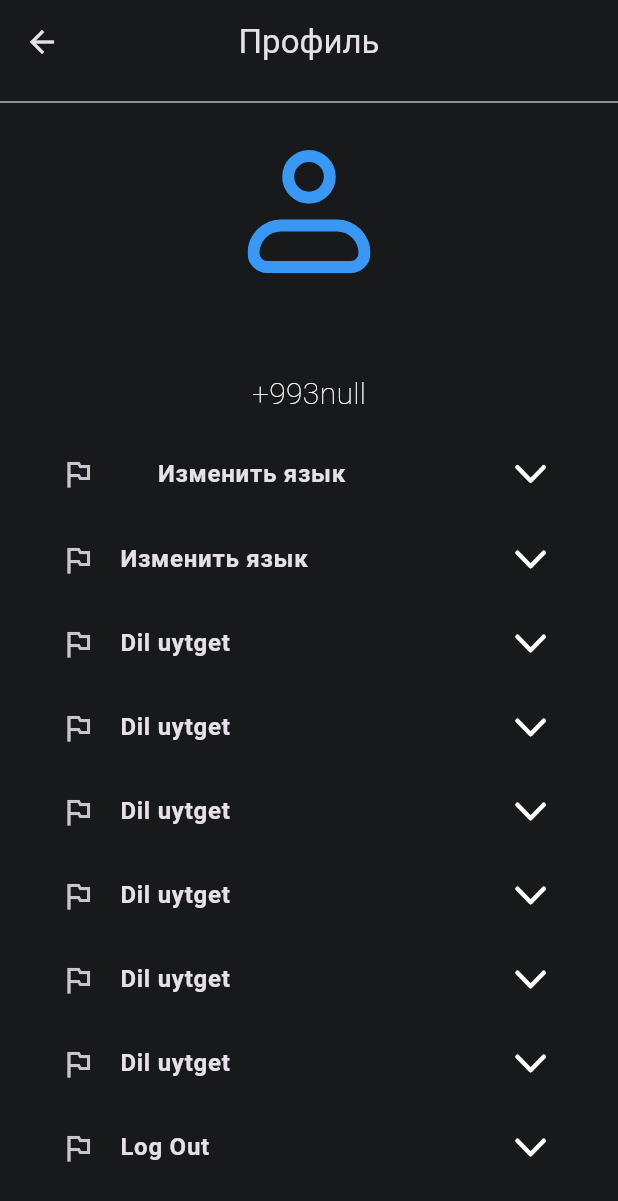
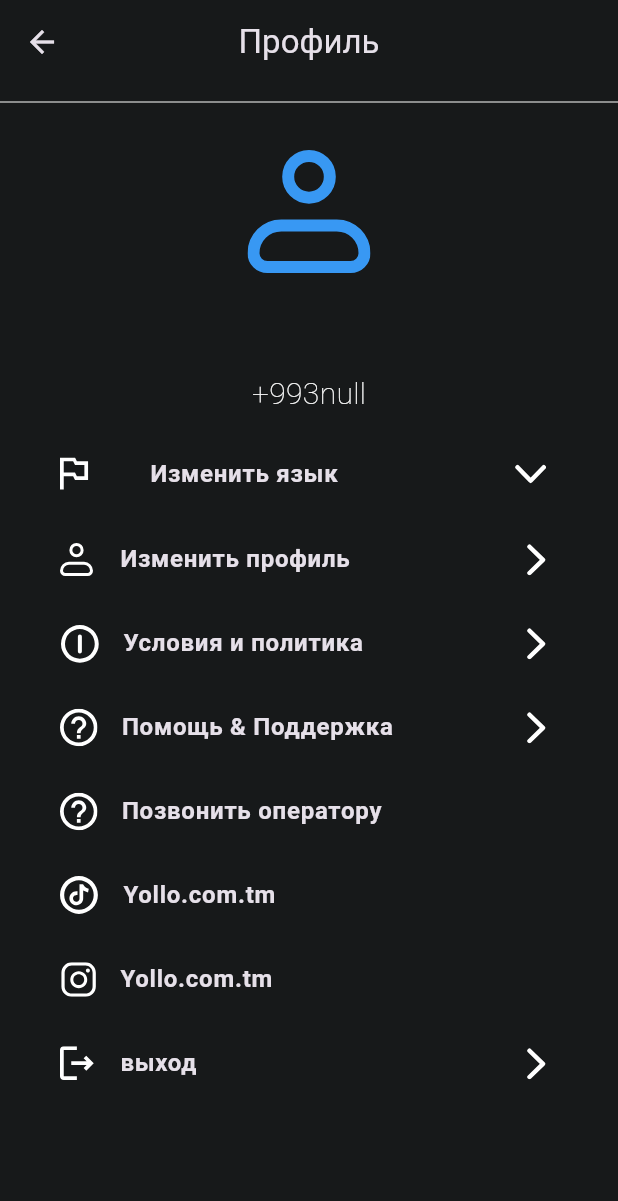
Before and after one commit to Yagshymyradov/YOLLO-new-version, a Flutter app: the ProfileScreen screen opened directly, on a phone screen of 412 x 824 dp. Shown: the top 1201 px of the screen. Run offline on Flutter 3.47's test engine with Material 3 defaults, Android fonts, the phone set to English and light mode, and no system bars; our stand-ins replace cached_network_image, dio, dropdown_button2, flutter_riverpod, flutter_svg, image_picker and 3 more; accounts and stored records are empty; generated files the repository leaves out were written again; project files that could hold a hidden picture were left out.

Commit message:
profile screen ui && log out

```diff
--- a/lib/l10n/arb/intl_ru.arb
+++ b/lib/l10n/arb/intl_ru.arb
@@ -25,6 +25,7 @@
   "signUp": "Зарегистрироваться",
   "readAndConfirm": "Прочитал и согласен",
   "userConfirm": "Пользовательское Соглашение",
+  "confirmLogout": "Подтвердите выход",
   "addressInPassport": "Адрес (как в паспорте)",
   "carModel": "Тип и номер транспортного средства",
   "acceptedOrder": "Ваш заказ принят",
@@ -85,6 +86,8 @@
   "confirmed": "Подтвержден",
   "accepted": "Принят",
   "completed": "Завершен",
+  "cancel": "Назад",
+  "ok": "Ок",
 
   "januaryShort": "Jan.",
   "februaryShort": "Feb.",
--- a/lib/l10n/arb/intl_tk.arb
+++ b/lib/l10n/arb/intl_tk.arb
@@ -25,6 +25,7 @@
   "signUp": "Hasap aç",
   "readAndConfirm": "Okadym we ylalaşýan",
   "userConfirm": "Ulanyjy ylalaşygy",
+  "confirmLogout": "Çykmagy tassyklaň",
   "addressInPassport": "Salgy (Passportdaky ýaly)",
   "carModel": "Ulag görnüşi we belgisi",
   "acceptedOrder": "Sargydyňyz kabul edildi",
@@ -85,6 +86,8 @@
   "confirmed": "Tassyklandy",
   "accepted": "Kabul edildi",
   "completed": "Tamamlandy",
+  "cancel": "Yza",
+  "ok": "Ok",
 
   "januaryShort": "Ýan.",
   "februaryShort": "Few.",
--- a/lib/screens/profile_screen/profile_screen.dart
+++ b/lib/screens/profile_screen/profile_screen.dart
@@ -1,15 +1,14 @@
-import 'dart:developer';
-
 import 'package:flutter/material.dart';
 import 'package:flutter_riverpod/flutter_riverpod.dart';
-import 'package:yollo/screens/profile_screen/widgets/language_change_widget.dart';
 
+import '../../components/alert_dialog.dart';
 import '../../l10n/l10n.dart';
 import '../../providers.dart';
 import '../../utils/assets.dart';
 import '../../utils/navigation.dart';
 import '../../utils/theme.dart';
-import '../authorization/authorization_screen.dart';
+import '../splash_screen.dart';
+import 'widgets/language_change_widget.dart';
 
 class ProfileScreen extends ConsumerStatefulWidget {
   const ProfileScreen({super.key});
@@ -28,25 +27,30 @@ class _ProfileScreenState extends ConsumerState<ProfileScreen> {
   }
 
   Future<void> onLogOutTap() async {
-    final scope = ProviderScope.containerOf(context, listen: false);
-    final apiClient = scope.read(apiClientProvider);
-    final authController = scope.read(authControllerProvider.notifier);
-    log(authController.authToken.toString());
+    alertDialog(
+      context,
+      title: context.l10n.confirmLogout,
+      onTap: () async{
+        final apiClient = ref.read(apiClientProvider);
+        final authController = ref.read(authControllerProvider.notifier);
         inProgress = true;
         updateUi();
         try {
-      await apiClient.logOut(authController.authToken);
+          await apiClient.logOut();
+          await authController.signOut();
           if (mounted) {
-        log('token deleted');
-        await replaceRootScreen(context, const AuthorizationScreen());
+            // ignore: unawaited_futures
+            replaceRootScreen(context, const SplashScreen());
           }
         } catch (e) {
           if (mounted) {
-        showErrorSnackBar(e.toString());
+            showErrorSnackBar(context.l10n.hasErrorPleaseReaped);
           }
         }
         inProgress = false;
         updateUi();
+      },
+    );
   }
 
   @override
@@ -90,99 +94,79 @@ class _ProfileScreenState extends ConsumerState<ProfileScreen> {
           const SizedBox(height: 10),
           const LanguageChangeWidget(),
           ListTile(
-            leading: const Icon(Icons.outlined_flag_outlined),
+            leading: AppIcons.profile.svgPicture(),
             title: Text(
-              l10n.changeLanguage,
+              l10n.changeProfile,
               style: const TextStyle(
                 fontSize: 16,
                 fontWeight: FontWeight.w600,
               ),
             ),
-            trailing: AppIcons.chevronDown.svgPicture(),
+            trailing: AppIcons.arrowRight.svgPicture(),
           ),
           ListTile(
-            leading: const Icon(Icons.outlined_flag_outlined),
-            title: const Text(
-              'Dil uytget',
-              style: TextStyle(
+            leading: AppIcons.policies.svgPicture(),
+            title: Text(
+              l10n.termsAndPolitics,
+              style: const TextStyle(
                 fontSize: 16,
                 fontWeight: FontWeight.w600,
               ),
             ),
-            trailing: AppIcons.chevronDown.svgPicture(),
+            trailing: AppIcons.arrowRight.svgPicture(),
           ),
           ListTile(
-            leading: const Icon(Icons.outlined_flag_outlined),
-            title: const Text(
-              'Dil uytget',
-              style: TextStyle(
+            leading: AppIcons.help.svgPicture(),
+            title: Text(
+              l10n.helpSupport,
+              style: const TextStyle(
                 fontSize: 16,
                 fontWeight: FontWeight.w600,
               ),
             ),
-            trailing: AppIcons.chevronDown.svgPicture(),
+            trailing: AppIcons.arrowRight.svgPicture(),
           ),
           ListTile(
-            leading: const Icon(Icons.outlined_flag_outlined),
-            title: const Text(
-              'Dil uytget',
-              style: TextStyle(
+            leading: AppIcons.help.svgPicture(),
+            title: Text(
+              l10n.callOperator,
+              style: const TextStyle(
                 fontSize: 16,
                 fontWeight: FontWeight.w600,
               ),
             ),
-            trailing: AppIcons.chevronDown.svgPicture(),
           ),
           ListTile(
-            leading: const Icon(Icons.outlined_flag_outlined),
-            title: const Text(
-              'Dil uytget',
-              style: TextStyle(
+            leading: AppIcons.tikTok.svgPicture(),
+            title: Text(
+              l10n.siteYollo,
+              style: const TextStyle(
                 fontSize: 16,
                 fontWeight: FontWeight.w600,
               ),
             ),
-            trailing: AppIcons.chevronDown.svgPicture(),
           ),
           ListTile(
-            leading: const Icon(Icons.outlined_flag_outlined),
-            title: const Text(
-              'Dil uytget',
-              style: TextStyle(
+            leading: AppIcons.instagram.svgPicture(),
+            title: Text(
+              l10n.siteYollo,
+              style: const TextStyle(
                 fontSize: 16,
                 fontWeight: FontWeight.w600,
               ),
             ),
-            trailing: AppIcons.chevronDown.svgPicture(),
           ),
           ListTile(
-            leading: const Icon(Icons.outlined_flag_outlined),
-            title: const Text(
-              'Dil uytget',
-              style: TextStyle(
+            onTap: onLogOutTap,
+            leading: AppIcons.logOut.svgPicture(),
+            title: Text(
+              l10n.logOut,
+              style: const TextStyle(
                 fontSize: 16,
                 fontWeight: FontWeight.w600,
               ),
             ),
-            trailing: AppIcons.chevronDown.svgPicture(),
-          ),
-          Consumer(
-            builder: (context, ref, child) {
-              final apiClient = ref.read(apiClientProvider);
-              final authController = ref.read(authControllerProvider);
-              return ListTile(
-                onTap: onLogOutTap,
-                leading: const Icon(Icons.outlined_flag_outlined),
-                title: const Text(
-                  'Log Out',
-                  style: TextStyle(
-                    fontSize: 16,
-                    fontWeight: FontWeight.w600,
-                  ),
-                ),
-                trailing: AppIcons.chevronDown.svgPicture(),
-              );
-            },
+            trailing: AppIcons.arrowRight.svgPicture(),
           ),
         ],
       ),
--- a/lib/screens/profile_screen/widgets/language_change_widget.dart
+++ b/lib/screens/profile_screen/widgets/language_change_widget.dart
@@ -1,6 +1,5 @@
 import 'package:flutter/material.dart';
 import 'package:flutter_riverpod/flutter_riverpod.dart';
-
 import '../../../l10n/l10n.dart';
 import '../../../providers.dart';
 import '../../../utils/assets.dart';
@@ -30,7 +29,7 @@ class _LanguageChangeWidgetState extends ConsumerState<LanguageChangeWidget> {
       trailing: AppIcons.chevronDown.svgPicture(),
       title: Row(
         children: [
-          const Icon(Icons.outlined_flag_outlined),
+          AppIcons.flag.svgPicture(),
           const SizedBox(width: 41),
           Text(
             l10n.changeLanguage,
--- a/lib/utils/assets.dart
+++ b/lib/utils/assets.dart
@@ -3,6 +3,12 @@ import 'package:flutter_svg/flutter_svg.dart';
 
 enum AppIcons {
   add('add'),
+  help('help'),
+  instagram('instagram'),
+  logOut('log-out'),
+  policies('policies'),
+  tikTok('tik-tok'),
+  flag('flag'),
   logo('yolloLogo'),
   chevronDown('chevronDown'),
   arrowRight('arrowRight'),
```
Also changed, not shown: lib/components/alert_dialog.dart (added, +58 -0 lines), lib/data/apiClient.dart (+5 -2 lines), lib/screens/authorization/registration_screen.dart (+6 -4 lines), assets/icons/flag.svg (added), assets/icons/help.svg (added), assets/icons/instagram.svg (added), assets/icons/log-out.svg (added), assets/icons/policies.svg (added), assets/icons/tik-tok.svg (added). Lines whose indentation alone changed are shown as unchanged.
